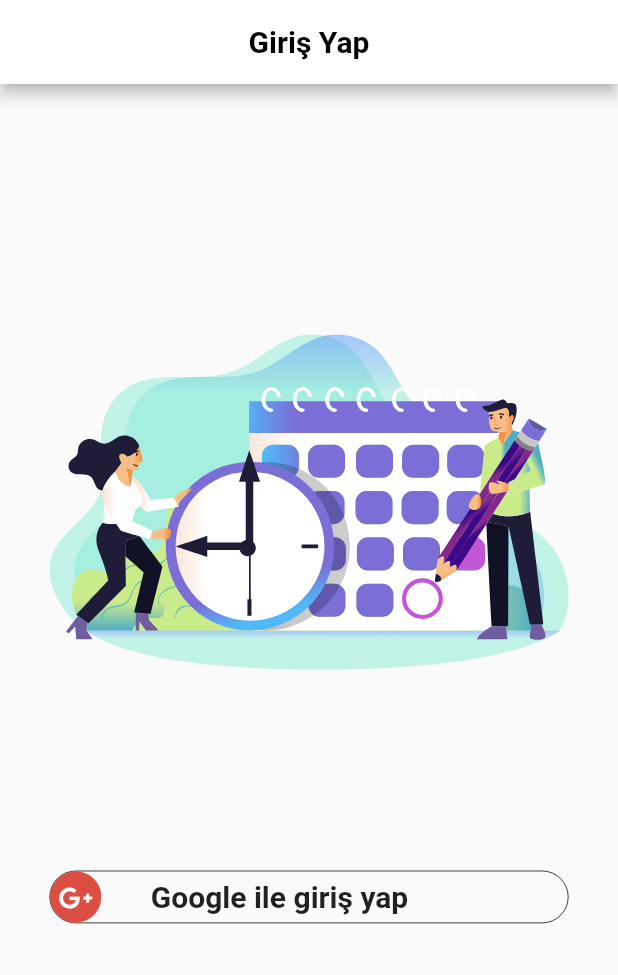
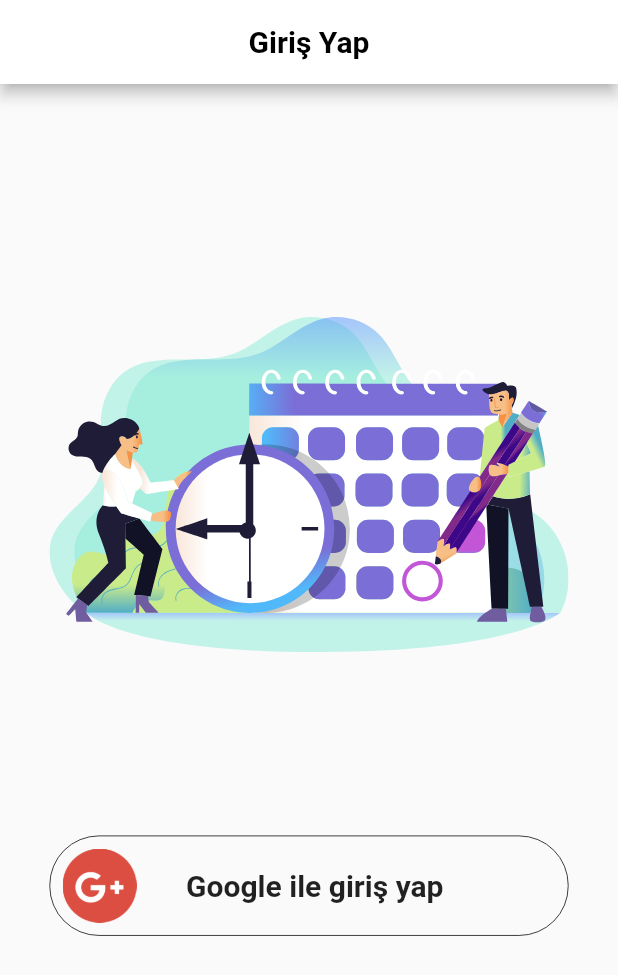
Before and after one commit to emreozturk7/chat_app, a Flutter app: the screen it shows after launch, on a phone screen of 412 x 824 dp. Shown: the top 975 px of the screen. Run offline on Flutter 3.47's test engine with Material 2 defaults, Android fonts, the phone set to English and light mode, and no system bars; our stand-ins replace cloud_firestore, emoji_picker_flutter, firebase_auth, firebase_core, get, get_storage and 4 more; accounts and stored records are empty.

Commit message:
Login ekranı güncellendi.

```diff
--- a/lib/main.dart
+++ b/lib/main.dart
@@ -20,7 +20,7 @@ class Main extends StatelessWidget {
   Widget build(BuildContext context) {
     return FutureBuilder(
       future: Future.delayed(
-        Duration(seconds: 3),
+        Duration(seconds: 0),
       ),
       builder: (context, snapshot) {
         if (snapshot.connectionState == ConnectionState.done) {
@@ -28,9 +28,8 @@ class Main extends StatelessWidget {
             () => GetMaterialApp(
               debugShowCheckedModeBanner: false,
               title: 'Arkadaş Takip',
-              initialRoute: authCtrl.isAuth.isTrue
-                  ? Routes.LOGIN_VIEW
-                  : Routes.LOGIN_VIEW,
+              initialRoute:
+                  authCtrl.isAuth.isTrue ? Routes.HOME_VIEW : Routes.LOGIN_VIEW,
               getPages: AppPages.routes,
             ),
           );
--- a/lib/modules/login/login_view.dart
+++ b/lib/modules/login/login_view.dart
@@ -35,9 +35,10 @@ class LoginView extends StatelessWidget {
                 ),
               ),
               Expanded(
-                flex: 1,
+                flex: 2,
                 child: InkWell(
                   child: Container(
+                    padding: context.paddingLow,
                     decoration: BoxDecoration(
                       borderRadius: BorderRadius.circular(context.mediumValue),
                       border: Border.all(
```
